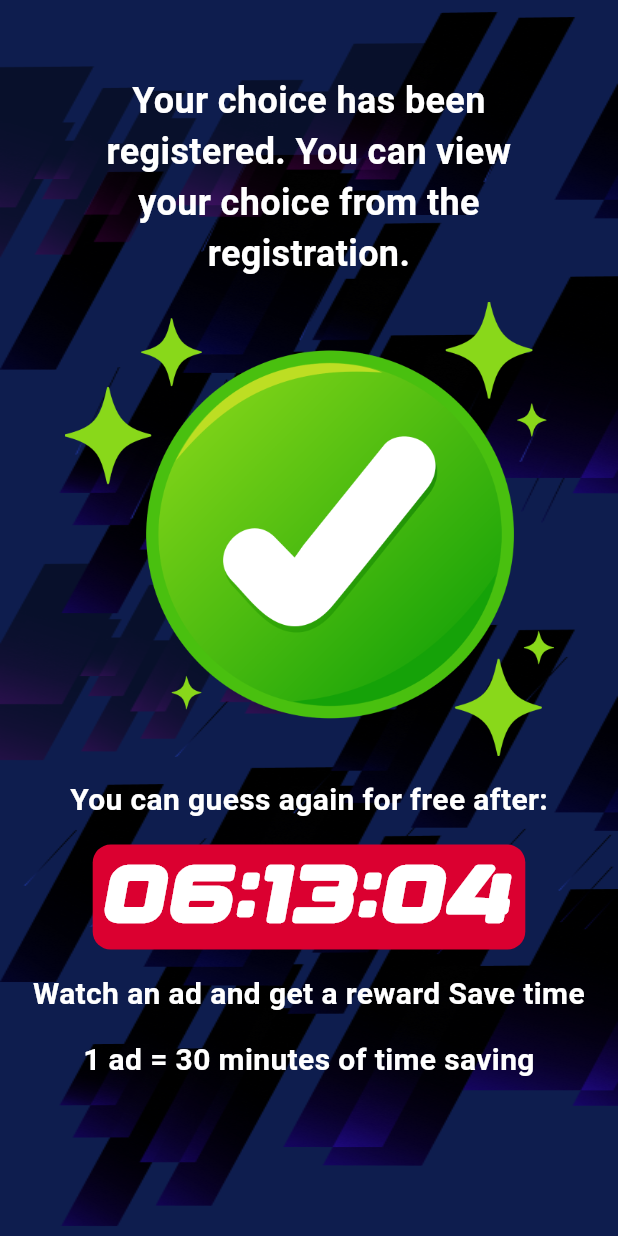
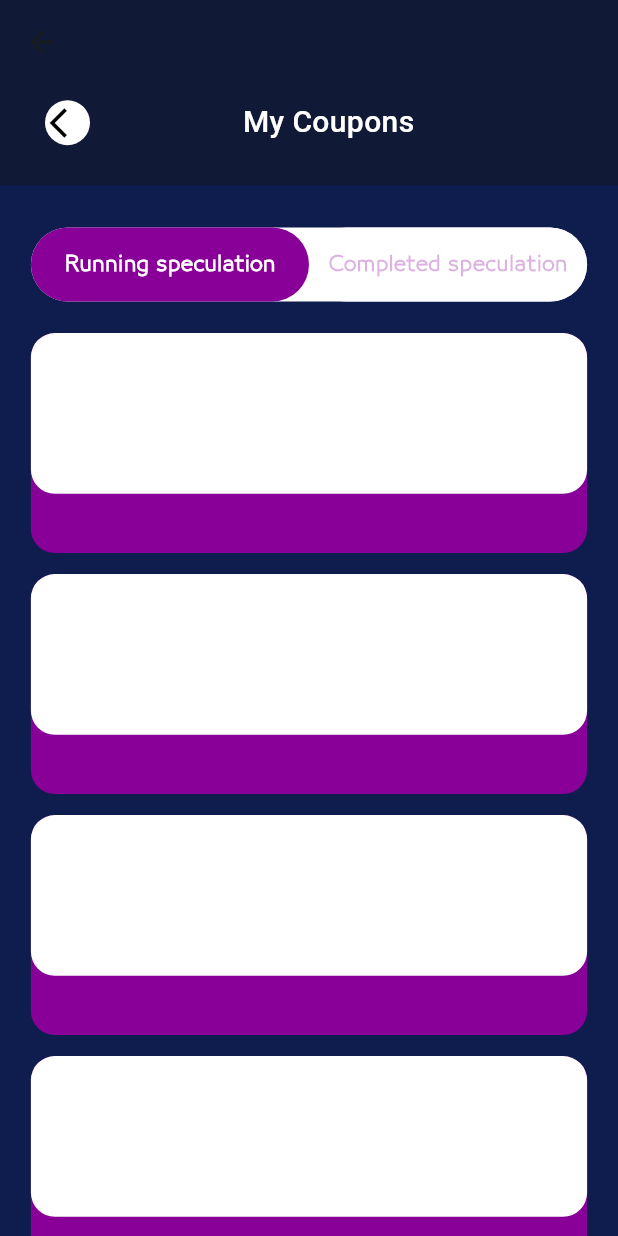
Before and after one commit to weisro-source/weisroApp, a Flutter app: the MainPageGame screen opened directly, after a tap on "BIG WIN", on a phone screen of 412 x 824 dp. Run offline on Flutter 3.47's test engine with Material 3 defaults, Android fonts, the light colour scheme and no system bars; our stand-ins replace app_links, awesome_snackbar_content, bloc, cached_network_image, country_code_picker, dartz and 25 more; missing offline and left inert: day_night_time_picker, flutter_gallery_3d, home_widget, mobile_scanner, quick_actions; accounts and stored records are empty; network calls fail; project files that could hold a hidden picture were left out.

```diff
--- a/lib/core/assets_path/image_path.dart
+++ b/lib/core/assets_path/image_path.dart
@@ -85,4 +85,8 @@ class ImagePath {
   /// Assets for imagesWorker2
   /// assets/images/worker2.png
   static const String imagesWorker2 = "assets/images/worker2.png";
+
+  /// Assets for imagesYouWin
+  /// assets/images/you-win.png
+  static const String imagesYouWin = "assets/images/you-win.png";
 }
--- a/lib/core/styles/app_color.dart
+++ b/lib/core/styles/app_color.dart
@@ -31,4 +31,8 @@ class AppColors {
   //! game Color
   static const Color textColor1 = Color(0xFFF8C300);
   static const Color textColor2 = Color(0xFFCB5000);
+  static const Color greenColorGameColor = Color(0xff89D81A);
+  static const Color redColorGameColor = Color(0xffFF2958);
+  static const Color darkMagentaGameColor = Color(0xff880097);
+  // static const Color darkMagentaGameColorWithOpacity = Color(0xff880097);
 }
--- a/lib/core/utils/constant.dart
+++ b/lib/core/utils/constant.dart
@@ -3,6 +3,7 @@ abstract class Constants {
   static const String fontFamily = "Roboto";
   static const String gameFontFamily = "RACE";
   static const String gameFont2Family = "DG";
+  static const String gameFont3Family = "29lt";
   static const String responseIsNull = "Response is null";
   static const String debugUrl = 'https://api.weisro.com/api/v0';
   static const String releaseUrl = 'https://api.weisro.com/api/v0';
--- a/lib/core/widgets/new_app_button.dart
+++ b/lib/core/widgets/new_app_button.dart
@@ -15,6 +15,7 @@ class NewAppButton extends StatelessWidget {
     this.width,
     this.focusNode,
     this.child,
+    this.borderRadius = 20,
   });
   final void Function()? onPressed;
   final String title;
@@ -25,6 +26,7 @@ class NewAppButton extends StatelessWidget {
   final double? height, width;
   final FocusNode? focusNode;
   final Widget? child;
+  final double borderRadius;
 
   @override
   Widget build(BuildContext context) {
@@ -36,7 +38,7 @@ class NewAppButton extends StatelessWidget {
         minimumSize: Size.fromHeight(height ?? 35),
         backgroundColor: buttonColor ?? AppColors.second1Color.withOpacity(0.3),
         shape: RoundedRectangleBorder(
-          borderRadius: BorderRadius.circular(20),
+          borderRadius: BorderRadius.circular(borderRadius),
           side: BorderSide(color: borderColor ?? AppColors.second1Color),
         ),
         elevation: 0,
--- a/lib/feature/game/presentation/game_text_style.dart
+++ b/lib/feature/game/presentation/game_text_style.dart
@@ -16,7 +16,7 @@ class GameAppStyles {
   static TextStyle gameTextStyle50w700(context) {
     return getCustomTextStyle(
         context,
-        TextStyle(
+        const TextStyle(
           fontSize: 50,
           fontWeight: FontWeight.w700,
           color: AppColors.whiteColor,
--- a/lib/feature/game/presentation/view/pages/main_page_game_body.dart
+++ b/lib/feature/game/presentation/view/pages/main_page_game_body.dart
@@ -4,7 +4,9 @@ import 'package:weisro/core/styles/app_color.dart';
 import 'package:weisro/core/utils/constant.dart';
 import 'package:weisro/core/utils/helper_functions.dart';
 import 'package:weisro/core/utils/sized_box_extension.dart';
-import 'package:weisro/feature/game/presentation/view/pages/success_win_page_view.dart';
+import 'package:weisro/feature/game/presentation/view/pages/my_coupons_view.dart';
+
+import '../widgets/linear_text.dart';
 
 class MainPageGameBody extends StatelessWidget {
   const MainPageGameBody({super.key});
@@ -55,7 +57,7 @@ class MainPageGameBody extends StatelessWidget {
               onTap: () {
                 HelperFunctions.navigateToScreen(
                   context,
-                  (context) => const SuccessWinPageView(),
+                  (context) => const MyCouponsPageView(),
                 );
               },
               child: Container(
@@ -80,8 +82,8 @@ class MainPageGameBody extends StatelessWidget {
                       children: [
                         Image.asset(ImagePath.imagesPositionImage),
                         Positioned(
-                          top: 10,
-                          left: 30,
+                          top: HelperFunctions.getScreenHight(context) * 0.01,
+                          left: HelperFunctions.getScreenWidth(context) * 0.06,
                           child: LinearText(
                             title: "${index + 1}",
                             textSize: 27,
@@ -101,34 +103,3 @@ class MainPageGameBody extends StatelessWidget {
     );
   }
 }
-
-class LinearText extends StatelessWidget {
-  const LinearText({
-    super.key,
-    required this.title,
-    required this.textSize,
-  });
-  final String title;
-  final double textSize;
-  @override
-  Widget build(BuildContext context) {
-    return ShaderMask(
-      shaderCallback: (bounds) => const LinearGradient(
-        colors: [
-          AppColors.textColor1, // #F8C300
-          AppColors.textColor2 // #CB5000
-        ],
-        begin: Alignment.topLeft,
-        end: Alignment.bottomRight,
-      ).createShader(bounds),
-      child: Text(
-        title,
-        style: TextStyle(
-          fontSize: textSize,
-          color: AppColors.whiteColor,
-          fontFamily: Constants.gameFont2Family,
-        ),
-      ),
-    );
-  }
-}
--- /dev/null
+++ b/lib/feature/game/presentation/view/pages/my_coupons_page_view_body.dart
@@ -0,0 +1,177 @@
+import 'package:flutter/material.dart';
+import 'package:weisro/core/styles/app_color.dart';
+import 'package:weisro/core/styles/app_style.dart';
+import 'package:weisro/core/utils/constant.dart';
+import 'package:weisro/core/utils/helper_functions.dart';
+import 'package:weisro/core/utils/sized_box_extension.dart';
+
+class MyCouponsPageViewBody extends StatefulWidget {
+  const MyCouponsPageViewBody({super.key});
+
+  @override
+  State<MyCouponsPageViewBody> createState() => _MyCouponsPageViewBodyState();
+}
+
+class _MyCouponsPageViewBodyState extends State<MyCouponsPageViewBody> {
+  bool isSelectedRunningSpeculation = true; // Track which tab is selected
+
+  @override
+  Widget build(BuildContext context) {
+    double screenHeight = HelperFunctions.getScreenHight(context);
+    double screenWidth = HelperFunctions.getScreenWidth(context);
+
+    return CustomScrollView(
+      slivers: [
+        SliverAppBar(
+          backgroundColor: const Color(0xFF101936),
+          expandedHeight: screenHeight * 0.15,
+          pinned: true,
+          flexibleSpace: FlexibleSpaceBar(
+            background: Padding(
+              padding: const EdgeInsetsDirectional.only(top: 40, start: 10),
+              child: Row(
+                mainAxisAlignment: MainAxisAlignment.start,
+                children: [
+                  20.kw,
+                  Container(
+                    height: 30,
+                    width: 30,
+                    decoration: const ShapeDecoration(
+                      color: AppColors.whiteColor,
+                      shape: CircleBorder(),
+                    ),
+                    child: IconButton(
+                      icon:
+                          const Icon(Icons.arrow_back_ios, color: Colors.black),
+                      padding: EdgeInsets.zero,
+                      onPressed: () {
+                        HelperFunctions.navigateToBack(context);
+                      },
+                    ),
+                  ),
+                  const Spacer(flex: 3),
+                  Text(
+                    "My Coupons",
+                    style: AppStyles.style20w500White(context),
+                  ),
+                  const Spacer(flex: 4),
+                ],
+              ),
+            ),
+          ),
+        ),
+        28.sKh,
+        SliverToBoxAdapter(
+          child: Container(
+            height: screenHeight * 0.06,
+            width: screenWidth,
+            margin: EdgeInsets.symmetric(horizontal: screenWidth * 0.05),
+            decoration: BoxDecoration(
+              color: AppColors.whiteColor,
+              borderRadius: BorderRadius.circular(33),
+            ),
+            child: Row(
+              children: [
+                // First tab
+                Expanded(
+                  child: GestureDetector(
+                    onTap: () {
+                      setState(() {
+                        isSelectedRunningSpeculation = true;
+                      });
+                    },
+                    child: Container(
+                      height: screenHeight * 0.06,
+                      decoration: BoxDecoration(
+                        color: isSelectedRunningSpeculation
+                            ? AppColors.darkMagentaGameColor
+                            : AppColors.whiteColor,
+                        borderRadius: BorderRadius.circular(33),
+                      ),
+                      child: Center(
+                        child: Text(
+                          "Running speculation",
+                          style: TextStyle(
+                            fontFamily: Constants.gameFont3Family,
+                            fontSize: 13,
+                            color: isSelectedRunningSpeculation
+                                ? AppColors.whiteColor
+                                : AppColors.darkMagentaGameColor,
+                            fontWeight: FontWeight.w700,
+                          ),
+                        ),
+                      ),
+                    ),
+                  ),
+                ),
+                // Second tab
+                Expanded(
+                  child: GestureDetector(
+                    onTap: () {
+                      setState(() {
+                        isSelectedRunningSpeculation = false;
+                      });
+                    },
+                    child: Container(
+                      height: screenHeight * 0.06,
+                      decoration: BoxDecoration(
+                        color: isSelectedRunningSpeculation
+                            ? AppColors.whiteColor
+                            : AppColors.darkMagentaGameColor,
+                        borderRadius: BorderRadius.circular(33),
+                      ),
+                      child: Center(
+                        child: Text(
+                          "Completed speculation",
+                          style: TextStyle(
+                            fontFamily: Constants.gameFont3Family,
+                            fontSize: 13,
+                            color: isSelectedRunningSpeculation
+                                ? AppColors.darkMagentaGameColor
+                                    .withOpacity(0.3)
+                                : AppColors.whiteColor,
+                            fontWeight: FontWeight.w700,
+                          ),
+                        ),
+                      ),
+                    ),
+                  ),
+                ),
+              ],
+            ),
+          ),
+        ),
+        21.sKh,
+        SliverList.separated(
+          itemBuilder: (BuildContext context, int index) {
+            return Container(
+              height: screenHeight * 0.178,
+              width: screenWidth,
+              padding: EdgeInsetsDirectional.zero,
+              margin: EdgeInsetsDirectional.symmetric(
+                  horizontal: screenWidth * 0.05),
+              decoration: const BoxDecoration(
+                  color: AppColors.darkMagentaGameColor,
+                  borderRadius: BorderRadius.all(Radius.circular(16))),
+              child: Column(
+                children: [
+                  Container(
+                    height: screenHeight * 0.13,
+                    width: screenWidth,
+                    decoration: const BoxDecoration(
+                        color: AppColors.whiteColor,
+                        borderRadius: BorderRadius.all(Radius.circular(16))),
+                  )
+                ],
+              ),
+            );
+          },
+          separatorBuilder: (BuildContext context, int index) {
+            return 14.kh;
+          },
+          itemCount: 15,
+        )
+      ],
+    );
+  }
+}
--- /dev/null
+++ b/lib/feature/game/presentation/view/pages/my_coupons_view.dart
@@ -0,0 +1,14 @@
+import 'package:flutter/material.dart';
+import 'package:weisro/core/styles/app_color.dart';
+
+import 'my_coupons_page_view_body.dart';
+
+class MyCouponsPageView extends StatelessWidget {
+  const MyCouponsPageView({Key? key}) : super(key: key);
+  @override
+  Widget build(BuildContext context) {
+    return const Scaffold(
+        backgroundColor: AppColors.gameBackGroundColor,
+        body: MyCouponsPageViewBody());
+  }
+}
--- /dev/null
+++ b/lib/feature/game/presentation/view/widgets/linear_text.dart
@@ -0,0 +1,34 @@
+import 'package:flutter/material.dart';
+import 'package:weisro/core/styles/app_color.dart';
+import 'package:weisro/core/utils/constant.dart';
+
+class LinearText extends StatelessWidget {
+  const LinearText({
+    super.key,
+    required this.title,
+    required this.textSize,
+  });
+  final String title;
+  final double textSize;
+  @override
+  Widget build(BuildContext context) {
+    return ShaderMask(
+      shaderCallback: (bounds) => const LinearGradient(
+        colors: [
+          AppColors.textColor1, // #F8C300
+          AppColors.textColor2 // #CB5000
+        ],
+        begin: Alignment.topLeft,
+        end: Alignment.bottomRight,
+      ).createShader(bounds),
+      child: Text(
+        title,
+        style: TextStyle(
+          fontSize: textSize,
+          color: AppColors.whiteColor,
+          fontFamily: Constants.gameFont2Family,
+        ),
+      ),
+    );
+  }
+}
--- a/pubspec.yaml
+++ b/pubspec.yaml
@@ -87,6 +87,10 @@ flutter:
       fonts:
         - asset: fonts/DGRafah-Regular.ttf
           weight: 400
+    - family: 29lt
+      fonts:
+        - asset: fonts/29lt-bukra-regular.ttf
+          weight: 400
 
 # Commented out for now; update or configure based on your tool/plugin if needed.
 flutter_assets:
```
Also changed, not shown: lib/feature/game/presentation/view/pages/success_win_page_view_body.dart (+35 -2 lines), lib/feature/game/presentation/view/pages/you_win_page.dart (added, +13 -0 lines), lib/feature/game/presentation/view/pages/you_win_page_view.dart (added, +45 -0 lines), assets/icons/arrow_down_game.svg (added), assets/images/you-win.png (added), fonts/29lt-bukra-regular.ttf (added), 2 other files.
